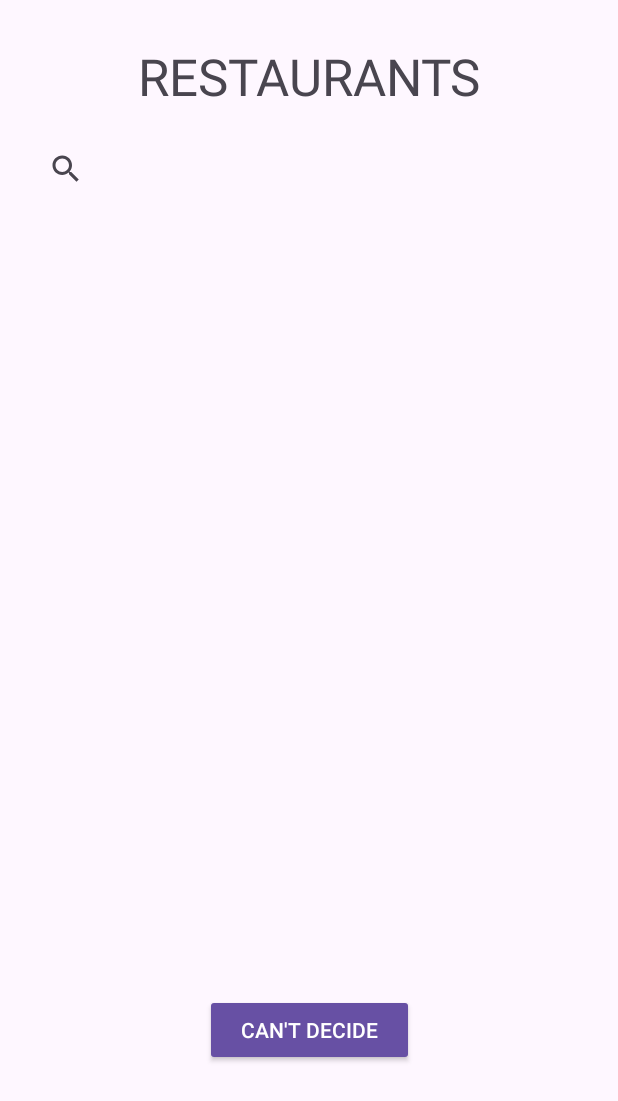
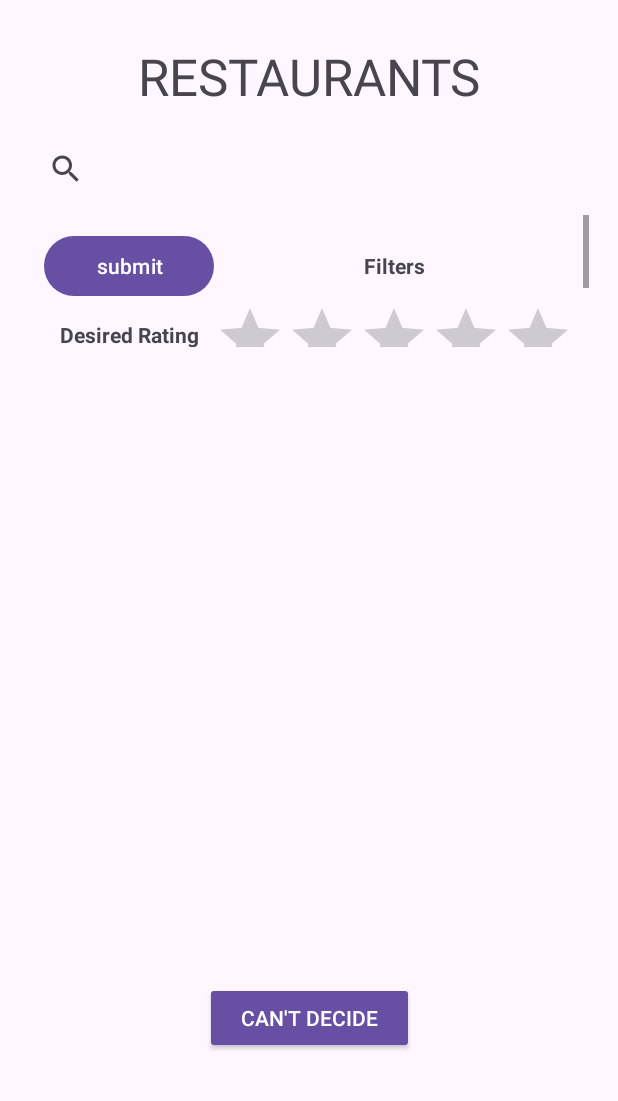
Before and after one commit to tinatams/KatEats, an Android app: the layout activity_restaurant_list.xml on its own in the app's theme, with its tools: preview values and no code run, on a phone screen of 412 x 824 dp. Shown: the top 1101 px of the screen. Run offline under Robolectric (Android 15) with nearby library versions, the phone set to English and light mode, and no system bars.

Commit message:
added filtering capabilities

```diff
--- a/app/src/main/res/layout/activity_restaurant_list.xml
+++ b/app/src/main/res/layout/activity_restaurant_list.xml
@@ -12,7 +12,7 @@
         style="@style/Widget.AppCompat.Button"
         android:layout_width="wrap_content"
         android:layout_height="wrap_content"
-        android:layout_marginTop="24dp"
+        android:layout_marginTop="12dp"
         android:text="Can't Decide"
         app:layout_constraintEnd_toEndOf="parent"
         app:layout_constraintStart_toStartOf="parent"
@@ -42,8 +42,98 @@
         android:id="@+id/restaurantList"
         android:layout_width="371dp"
         android:layout_height="399dp"
-        android:layout_marginTop="104dp"
+        android:layout_marginTop="12dp"
         app:layout_constraintEnd_toEndOf="parent"
         app:layout_constraintStart_toStartOf="parent"
-        app:layout_constraintTop_toBottomOf="@+id/restaurantSearch" />
+        app:layout_constraintTop_toBottomOf="@+id/restaurantFilter" />
+
+    <ScrollView
+        android:id="@+id/restaurantFilter"
+        android:layout_width="373dp"
+        android:layout_height="88dp"
+        android:layout_marginTop="8dp"
+        app:layout_constraintEnd_toEndOf="parent"
+        app:layout_constraintStart_toStartOf="parent"
+        app:layout_constraintTop_toBottomOf="@+id/restaurantSearch">
+
+        <LinearLayout
+            android:layout_width="match_parent"
+            android:layout_height="wrap_content"
+            android:orientation="vertical">
+
+            <TableLayout
+                android:layout_width="match_parent"
+                android:layout_height="match_parent"
+                android:padding="10dp"
+                android:stretchColumns="0">
+
+                <TableRow
+                    android:layout_width="match_parent"
+                    android:layout_height="match_parent"
+                    android:gravity="center">
+
+                    <Button
+                        android:id="@+id/submitFilters"
+                        android:layout_width="wrap_content"
+                        android:layout_height="wrap_content"
+                        android:text="submit" />
+
+                    <TextView
+                        android:id="@+id/textView15"
+                        android:layout_width="match_parent"
+                        android:layout_height="wrap_content"
+                        android:text="Filters"
+                        android:textAlignment="center"
+                        android:textStyle="bold" />
+
+                </TableRow>
+
+                <TableRow
+                    android:layout_width="match_parent"
+                    android:layout_height="match_parent"
+                    android:gravity="center"
+                    android:textAlignment="center">
+
+                    <TextView
+                        android:id="@+id/textView17"
+                        android:layout_width="wrap_content"
+                        android:layout_height="wrap_content"
+                        android:text="Desired Rating"
+                        android:textAlignment="center"
+                        android:textStyle="bold" />
+
+                    <RatingBar
+                        android:id="@+id/filterRating"
+                        style="@style/Widget.AppCompat.RatingBar"
+                        android:layout_width="wrap_content"
+                        android:layout_height="43dp"
+                        android:layout_column="1"
+                        android:isIndicator="false"
+                        android:isScrollContainer="false"
+                        android:numStars="5"
+                        android:stepSize="1" />
+
+                </TableRow>
+
+                <TableRow
+                    android:layout_width="match_parent"
+                    android:layout_height="match_parent" >
+
+                    <CheckBox
+                        android:id="@+id/alphabetical"
+                        android:layout_width="wrap_content"
+                        android:layout_height="wrap_content"
+                        android:text="Alphabetical" />
+
+                    <Spinner
+                        android:id="@+id/filterCuisine"
+                        android:layout_width="match_parent"
+                        android:layout_height="wrap_content"
+                        android:minHeight="48dp" />
+
+                </TableRow>
+
+            </TableLayout>
+        </LinearLayout>
+    </ScrollView>
 </androidx.constraintlayout.widget.ConstraintLayout>
```
Also changed, not shown: app/src/main/java/kateats/app/RestaurantList.java (+47 -7 lines).
